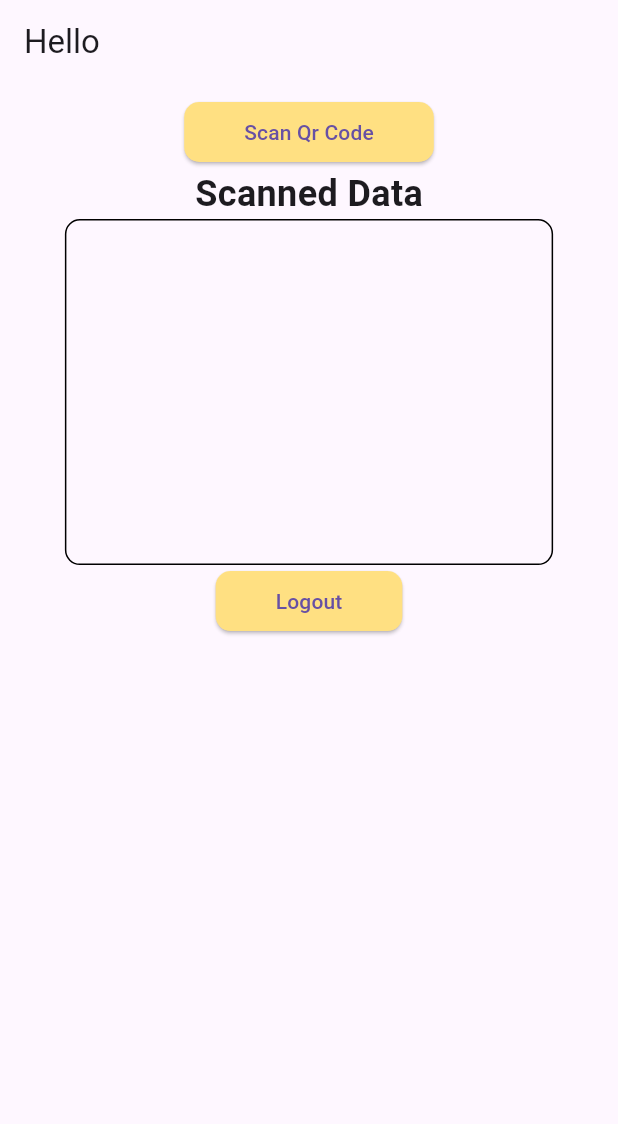
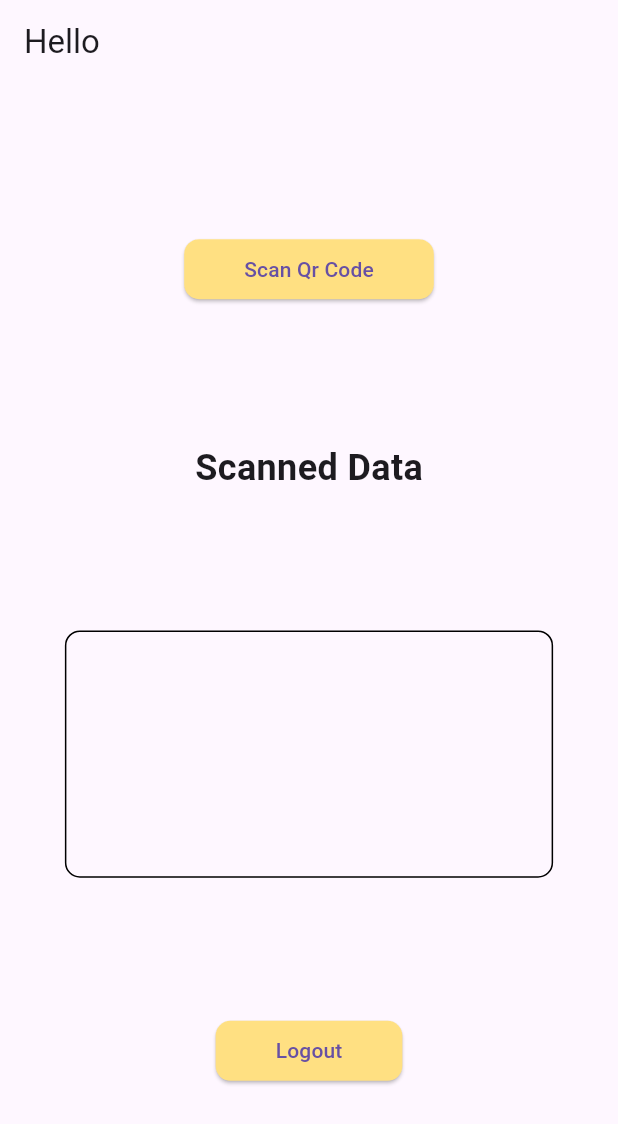
Before and after one commit to Aryan11m/inventoy_app_modules, a Flutter app: the Scanner screen opened directly, on a phone screen of 412 x 824 dp. Shown: the top 1124 px of the screen. Run offline on Flutter 3.47's test engine with Material 3 defaults, Android fonts, the phone set to English and light mode, and no system bars; our stand-ins replace camera, get, google_nav_bar, hive, hive_flutter; missing offline and left inert: mobile_scanner; accounts and stored records are empty.

Commit message:
Update homepage.dart

```diff
--- a/lib/QRCode/homepage.dart
+++ b/lib/QRCode/homepage.dart
@@ -49,8 +49,7 @@ class _ScannerState extends State<Scanner> {
   Widget build(BuildContext context) {
     return Scaffold(
       appBar: AppBar(title: Text("Hello  $userEmail $companyCode")),
-      body: SingleChildScrollView(
-        child: Padding(
+      body: Padding(
         padding: const EdgeInsets.all(8.0),
         child: Column(
           mainAxisAlignment: MainAxisAlignment.spaceEvenly,
@@ -95,7 +94,7 @@ class _ScannerState extends State<Scanner> {
             ),
 
             Container(
-                height: height * 0.28,
+              height: height * 0.20,
               width: width * 0.79,
 
               decoration: BoxDecoration(
@@ -125,7 +124,6 @@ class _ScannerState extends State<Scanner> {
           ],
         ),
       ),
-      ),
     );
   }
 }
```
Lines whose indentation alone changed are shown as unchanged.
